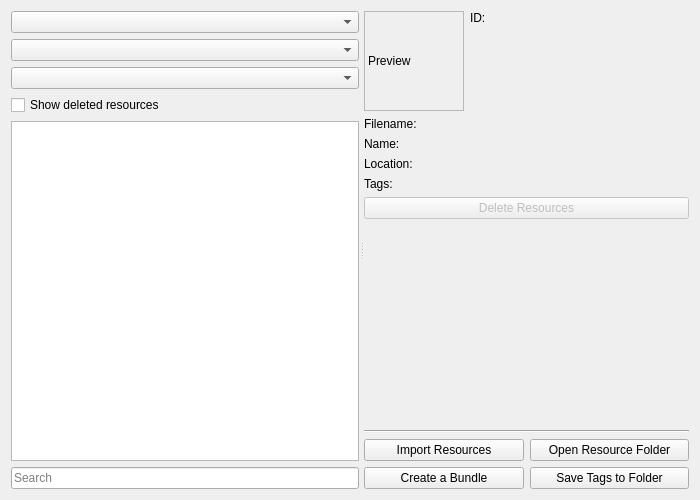
The window that plugins/extensions/resourcemanager/WdgDlgResourceManager.ui (KDE/krita) describes before a commit, drawn with Qt 5.
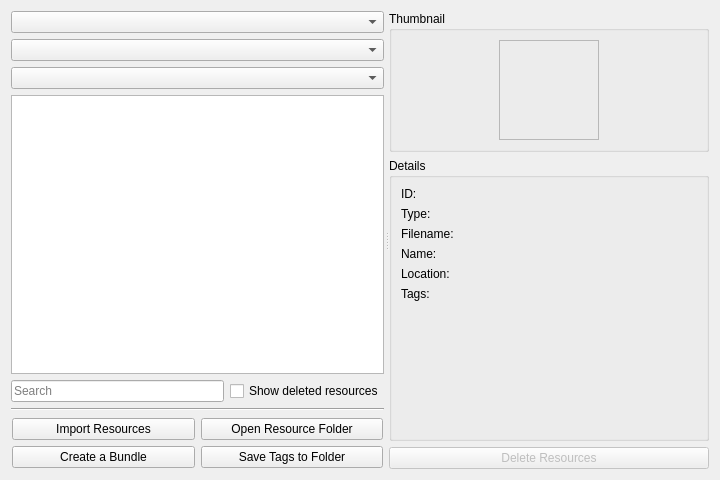
The same window after the commit. Custom widgets are drawn as their Qt base class.

Commit message:
Resource Manager: layout cleanup and normalization
To match the Bundle Manager UX.

Part-of: <https://invent.kde.org/graphics/krita/-/merge_requests/1732>

What changed in the file:
```diff
--- a/plugins/extensions/resourcemanager/WdgDlgResourceManager.ui
+++ b/plugins/extensions/resourcemanager/WdgDlgResourceManager.ui
@@ -6,10 +6,16 @@
    <rect>
     <x>0</x>
     <y>0</y>
-    <width>700</width>
-    <height>500</height>
+    <width>720</width>
+    <height>480</height>
    </rect>
   </property>
+  <property name="minimumSize">
+   <size>
+    <width>720</width>
+    <height>480</height>
+   </size>
+  </property>
   <layout class="QHBoxLayout" name="horizontalLayout">
    <item>
     <widget class="QSplitter" name="splitter">
@@ -24,6 +30,18 @@
      </property>
      <widget class="QWidget" name="layoutWidget_1">
       <layout class="QVBoxLayout" name="verticalLayout">
+       <property name="leftMargin">
+        <number>0</number>
+       </property>
+       <property name="topMargin">
+        <number>0</number>
+       </property>
+       <property name="rightMargin">
+        <number>0</number>
+       </property>
+       <property name="bottomMargin">
+        <number>0</number>
+       </property>
        <item>
         <widget class="QComboBox" name="cmbResourceType"/>
        </item>
@@ -33,52 +51,148 @@
        <item>
         <widget class="QComboBox" name="cmbTag"/>
        </item>
-       <item>
-        <widget class="QCheckBox" name="chkShowDeleted">
-         <property name="text">
-          <string>Show deleted resources</string>
-         </property>
-        </widget>
-       </item>
        <item>
         <widget class="KisResourceItemListView" name="resourceItemView"/>
        </item>
        <item>
+        <widget class="QWidget" name="horizontalWidget" native="true">
+         <layout class="QHBoxLayout" name="horizontalLayout_3">
+          <property name="leftMargin">
+           <number>0</number>
+          </property>
+          <property name="topMargin">
+           <number>0</number>
+          </property>
+          <property name="rightMargin">
+           <number>0</number>
+          </property>
+          <property name="bottomMargin">
+           <number>0</number>
+          </property>
+          <item>
         <widget class="QLineEdit" name="lneFilterText">
          <property name="placeholderText">
           <string>Search</string>
          </property>
         </widget>
        </item>
-      </layout>
-     </widget>
-     <widget class="QWidget" name="layoutWidget_2">
-      <layout class="QVBoxLayout" name="verticalLayout_2">
+          <item>
+           <widget class="QCheckBox" name="chkShowDeleted">
+            <property name="text">
+             <string>Show deleted resources</string>
+            </property>
+           </widget>
+          </item>
+         </layout>
+        </widget>
+       </item>
        <item>
+        <widget class="Line" name="line">
+         <property name="orientation">
+          <enum>Qt::Horizontal</enum>
+         </property>
+        </widget>
+       </item>
+       <item>
+        <widget class="QWidget" name="wdgBundleActions" native="true">
+         <layout class="QGridLayout" name="gridLayout">
+          <property name="leftMargin">
+           <number>1</number>
+          </property>
+          <property name="topMargin">
+           <number>1</number>
+          </property>
+          <property name="rightMargin">
+           <number>1</number>
+          </property>
+          <property name="bottomMargin">
+           <number>1</number>
+          </property>
+          <item row="0" column="0">
+           <widget class="QPushButton" name="btnImportResources">
+            <property name="text">
+             <string>Import Resources</string>
+            </property>
+           </widget>
+          </item>
+          <item row="0" column="1">
+           <widget class="QPushButton" name="btnOpenResourceFolder">
+            <property name="text">
+             <string>Open Resource Folder</string>
+            </property>
+           </widget>
+          </item>
+          <item row="1" column="0">
+           <widget class="QPushButton" name="btnCreateBundle">
+            <property name="text">
+             <string>Create a Bundle</string>
+            </property>
+           </widget>
+          </item>
+          <item row="1" column="1">
+           <widget class="QPushButton" name="btnExtractTagsToResourceFolder">
+            <property name="enabled">
+             <bool>true</bool>
+            </property>
+            <property name="toolTip">
+             <string>Make a backup of all your tags in the resource folder so they won't get lost on upgrading Krita</string>
+            </property>
+            <property name="text">
+             <string>Save Tags to Folder</string>
+            </property>
+           </widget>
+          </item>
+         </layout>
+        </widget>
+       </item>
+      </layout>
+     </widget>
+     <widget class="QWidget" name="widget_2" native="true">
+      <property name="sizePolicy">
+       <sizepolicy hsizetype="MinimumExpanding" vsizetype="Preferred">
+        <horstretch>0</horstretch>
+        <verstretch>0</verstretch>
+       </sizepolicy>
+      </property>
+      <property name="minimumSize">
+       <size>
+        <width>320</width>
+        <height>0</height>
+       </size>
+      </property>
+      <layout class="QVBoxLayout" name="verticalLayout_2" stretch="0,0,0">
+       <property name="leftMargin">
+        <number>0</number>
+       </property>
+       <property name="topMargin">
+        <number>0</number>
+       </property>
+       <property name="rightMargin">
+        <number>0</number>
+       </property>
+       <property name="bottomMargin">
+        <number>0</number>
+       </property>
+       <item>
+        <widget class="QGroupBox" name="iconPanel">
+         <property name="sizePolicy">
+          <sizepolicy hsizetype="Preferred" vsizetype="Fixed">
+           <horstretch>0</horstretch>
+           <verstretch>0</verstretch>
+          </sizepolicy>
+         </property>
+         <property name="title">
+          <string>Thumbnail</string>
+         </property>
         <layout class="QHBoxLayout" name="horizontalLayout_2">
          <item>
-          <widget class="QFrame" name="frame">
-           <property name="frameShape">
-            <enum>QFrame::NoFrame</enum>
-           </property>
-           <property name="frameShadow">
-            <enum>QFrame::Plain</enum>
-           </property>
-           <layout class="QGridLayout" name="gridLayout_2">
-            <property name="leftMargin">
-             <number>0</number>
-            </property>
-            <property name="topMargin">
-             <number>0</number>
-            </property>
-            <property name="rightMargin">
-             <number>0</number>
-            </property>
-            <property name="bottomMargin">
-             <number>0</number>
-            </property>
-            <item row="0" column="0">
              <widget class="QLabel" name="lblThumbnail">
+            <property name="sizePolicy">
+             <sizepolicy hsizetype="Fixed" vsizetype="Fixed">
+              <horstretch>0</horstretch>
+              <verstretch>0</verstretch>
+             </sizepolicy>
+            </property>
               <property name="minimumSize">
                <size>
                 <width>100</width>
@@ -94,8 +208,8 @@
               <property name="frameShape">
                <enum>QFrame::StyledPanel</enum>
               </property>
-              <property name="text">
-               <string>Preview</string>
+            <property name="alignment">
+             <set>Qt::AlignCenter</set>
               </property>
              </widget>
             </item>
@@ -103,6 +217,16 @@
           </widget>
          </item>
          <item>
+        <widget class="QGroupBox" name="groupBox">
+         <property name="sizePolicy">
+          <sizepolicy hsizetype="Preferred" vsizetype="Expanding">
+           <horstretch>0</horstretch>
+           <verstretch>0</verstretch>
+          </sizepolicy>
+         </property>
+         <property name="title">
+          <string>Details</string>
+         </property>
           <layout class="QFormLayout" name="formLayout_2">
            <item row="0" column="0">
             <widget class="QLabel" name="label">
@@ -118,57 +242,35 @@
              </property>
             </widget>
            </item>
-           <item row="1" column="0" colspan="2">
-            <widget class="KSqueezedTextLabel" name="lblMetadata">
-             <property name="textInteractionFlags">
-              <set>Qt::LinksAccessibleByMouse|Qt::TextSelectableByMouse</set>
+          <item row="1" column="0">
+           <widget class="QLabel" name="label_6">
+            <property name="text">
+             <string>Type:</string>
              </property>
             </widget>
            </item>
-           <item row="2" column="0" colspan="2">
-            <spacer name="horizontalSpacer">
-             <property name="orientation">
-              <enum>Qt::Horizontal</enum>
-             </property>
-             <property name="sizeHint" stdset="0">
-              <size>
-               <width>0</width>
-               <height>0</height>
-              </size>
-             </property>
-            </spacer>
-           </item>
-          </layout>
-         </item>
-        </layout>
-       </item>
-       <item>
-        <layout class="QFormLayout" name="formLayout">
-         <property name="labelAlignment">
-          <set>Qt::AlignLeading|Qt::AlignLeft|Qt::AlignTop</set>
-         </property>
-         <item row="0" column="0">
+          <item row="2" column="0">
           <widget class="QLabel" name="label_2">
            <property name="text">
             <string>Filename:</string>
            </property>
           </widget>
          </item>
-         <item row="1" column="0">
+          <item row="3" column="0">
           <widget class="QLabel" name="label_3">
            <property name="text">
             <string>Name:</string>
            </property>
           </widget>
          </item>
-         <item row="2" column="0">
+          <item row="4" column="0">
           <widget class="QLabel" name="label_4">
            <property name="text">
             <string>Location:</string>
            </property>
           </widget>
          </item>
-         <item row="3" column="0">
+          <item row="5" column="0">
           <widget class="QLabel" name="label_5">
            <property name="text">
             <string>Tags:</string>
@@ -178,39 +280,35 @@
            </property>
           </widget>
          </item>
-         <item row="1" column="1">
-          <widget class="KSqueezedTextLabel" name="lneName"/>
-         </item>
          <item row="2" column="1">
-          <widget class="KSqueezedTextLabel" name="lblLocation">
-           <property name="sizePolicy">
-            <sizepolicy hsizetype="Expanding" vsizetype="Fixed">
-             <horstretch>0</horstretch>
-             <verstretch>0</verstretch>
-            </sizepolicy>
-           </property>
-           <property name="textInteractionFlags">
-            <set>Qt::LinksAccessibleByMouse|Qt::TextSelectableByMouse</set>
-           </property>
-          </widget>
-         </item>
-         <item row="0" column="1">
           <widget class="KSqueezedTextLabel" name="lblFilename">
-           <property name="sizePolicy">
-            <sizepolicy hsizetype="Expanding" vsizetype="Fixed">
-             <horstretch>0</horstretch>
-             <verstretch>0</verstretch>
-            </sizepolicy>
-           </property>
+            <property name="textInteractionFlags">
+             <set>Qt::LinksAccessibleByMouse|Qt::TextSelectableByMouse</set>
+            </property>
+           </widget>
+          </item>
+          <item row="4" column="1">
+           <widget class="KSqueezedTextLabel" name="lblLocation">
+            <property name="textInteractionFlags">
+             <set>Qt::LinksAccessibleByMouse|Qt::TextSelectableByMouse</set>
+            </property>
+           </widget>
+          </item>
+          <item row="1" column="1">
+           <widget class="KSqueezedTextLabel" name="lblMetadata">
            <property name="textInteractionFlags">
             <set>Qt::LinksAccessibleByMouse|Qt::TextSelectableByMouse</set>
            </property>
           </widget>
          </item>
          <item row="3" column="1">
+           <widget class="KSqueezedTextLabel" name="lneName"/>
+          </item>
+          <item row="5" column="1">
           <widget class="KisTagSelectionWidget" name="wdgResourcesTags" native="true"/>
          </item>
         </layout>
+        </widget>
        </item>
        <item>
         <widget class="QPushButton" name="btnDeleteResource">
@@ -222,64 +320,6 @@
          </property>
         </widget>
        </item>
-       <item>
-        <spacer name="verticalSpacer">
-         <property name="orientation">
-          <enum>Qt::Vertical</enum>
-         </property>
-         <property name="sizeHint" stdset="0">
-          <size>
-           <width>20</width>
-           <height>40</height>
-          </size>
-         </property>
-        </spacer>
-       </item>
-       <item>
-        <widget class="Line" name="line">
-         <property name="orientation">
-          <enum>Qt::Horizontal</enum>
-         </property>
-        </widget>
-       </item>
-       <item>
-        <layout class="QGridLayout" name="gridLayout">
-         <item row="0" column="0">
-          <widget class="QPushButton" name="btnImportResources">
-           <property name="text">
-            <string>Import Resources</string>
-           </property>
-          </widget>
-         </item>
-         <item row="0" column="1">
-          <widget class="QPushButton" name="btnOpenResourceFolder">
-           <property name="text">
-            <string>Open Resource Folder</string>
-           </property>
-          </widget>
-         </item>
-         <item row="1" column="0">
-          <widget class="QPushButton" name="btnCreateBundle">
-           <property name="text">
-            <string>Create a Bundle</string>
-           </property>
-          </widget>
-         </item>
-         <item row="1" column="1">
-          <widget class="QPushButton" name="btnExtractTagsToResourceFolder">
-           <property name="enabled">
-            <bool>true</bool>
-           </property>
-           <property name="toolTip">
-            <string>Make a backup of all your tags in the resource folder so they won't get lost on upgrading Krita</string>
-           </property>
-           <property name="text">
-            <string>Save Tags to Folder</string>
-           </property>
-          </widget>
-         </item>
-        </layout>
-       </item>
       </layout>
      </widget>
     </widget>
```
Left out of the diff: 6 changed lines with no effect on the pictures. Lines whose indentation alone changed are shown as unchanged.
